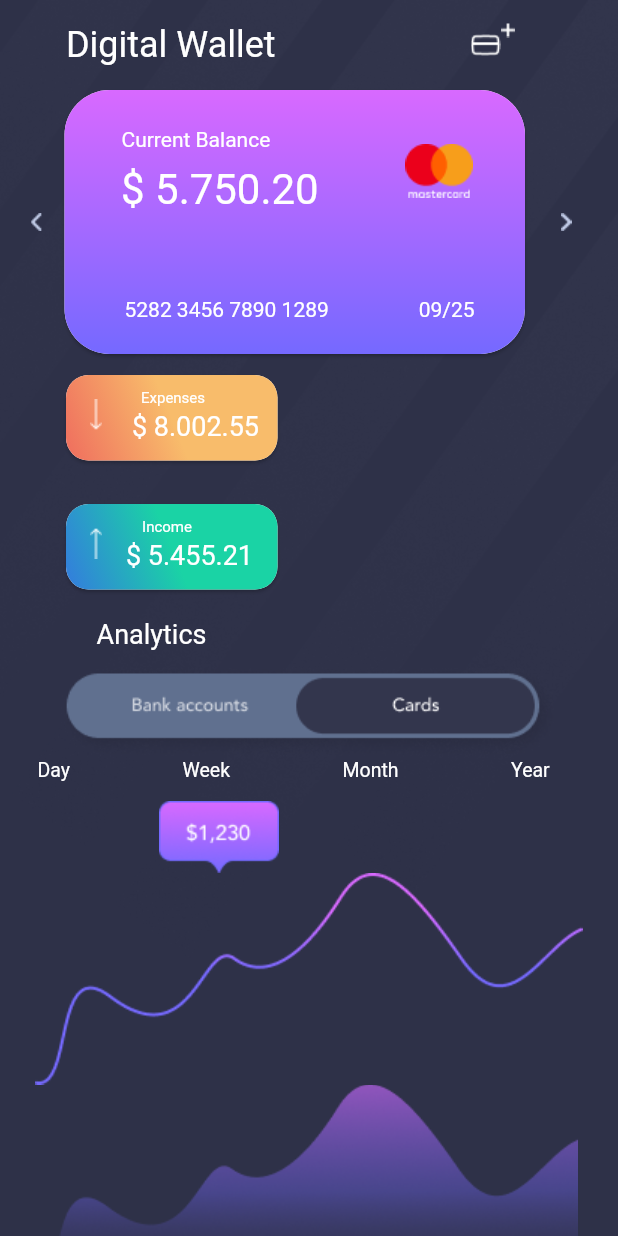
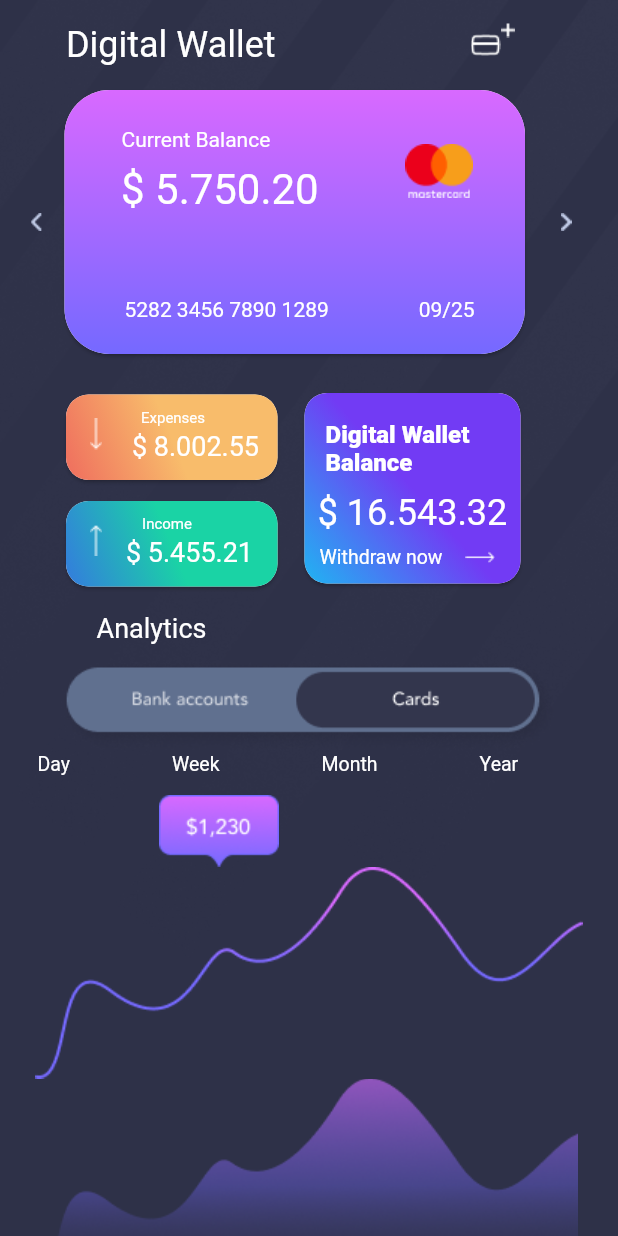
Before and after one commit to Giselz/interwise, a Flutter app: the screen it shows after launch, on a phone screen of 412 x 824 dp. Run offline on Flutter 3.47's test engine with Material 2 defaults, Android fonts, the phone set to English and light mode, and no system bars.

Commit message:
Reaproveitamento do codigo da seçao Analytics da page Digital Wallet

```diff
--- a/lib/pages/digital_wallet.dart
+++ b/lib/pages/digital_wallet.dart
@@ -1,6 +1,9 @@
 import 'package:flutter/material.dart';
+import 'package:interwise/pages/widgets/digital_wallet_widgets/card_digital_wallet_balance.dart';
 import 'package:interwise/pages/widgets/digital_wallet_widgets/cards_income_expenses.dart';
 import 'package:interwise/pages/widgets/digital_wallet_widgets/cards_digital_wallet.dart';
+import 'package:interwise/pages/widgets/digital_wallet_widgets/section_timeline_analytics.dart';
+import 'package:interwise/pages/widgets/digital_wallet_widgets/section_month_analytics.dart';
 
 class PageDigitalWallet extends StatelessWidget {
   const PageDigitalWallet({Key? key}) : super(key: key);
@@ -106,6 +109,7 @@ class PageDigitalWallet extends StatelessWidget {
                                   ]),
                             ],
                           ),
+                          const CardBalanceDigitalWallet()
                         ],
                       ),
                       Column(children: [
@@ -117,39 +121,11 @@ class PageDigitalWallet extends StatelessWidget {
                         ),
                         Image.asset('assets/account_card_slider.png'),
                         Row(
-                          children: const [
-                            Padding(
-                              padding: EdgeInsets.only(
-                                  left: 25.0, right: 75.0, bottom: 13.0),
-                              child: Text('Day',
-                                  style: TextStyle(
-                                      color: Color(0xFFFFFFFF),
-                                      fontSize: 13.0)),
-                            ),
-                            Padding(
-                              padding:
-                                  EdgeInsets.only(right: 75.0, bottom: 13.0),
-                              child: Text('Week',
-                                  style: TextStyle(
-                                      color: Color(0xFFFFFFFF),
-                                      fontSize: 13.0)),
-                            ),
-                            Padding(
-                              padding:
-                                  EdgeInsets.only(right: 75.0, bottom: 13.0),
-                              child: Text('Month',
-                                  style: TextStyle(
-                                      color: Color(0xFFFFFFFF),
-                                      fontSize: 13.0)),
-                            ),
-                            Padding(
-                              padding:
-                                  EdgeInsets.only(right: 20.0, bottom: 13.0),
-                              child: Text('Year',
-                                  style: TextStyle(
-                                      color: Color(0xFFFFFFFF),
-                                      fontSize: 13.0)),
-                            ),
+                          children: [
+                            SectionTimelineAnalytics(title: 'Day'),
+                            SectionTimelineAnalytics(title: 'Week'),
+                            SectionTimelineAnalytics(title: 'Month'),
+                            SectionTimelineAnalytics(title: 'Year'),
                           ],
                         ),
                         Column(
@@ -166,8 +142,8 @@ class PageDigitalWallet extends StatelessWidget {
                         Padding(
                           padding: const EdgeInsets.only(bottom: 14.0),
                           child: Row(
-                            children: const [
-                              Padding(
+                            children: [
+                              const Padding(
                                 padding:
                                     EdgeInsets.only(left: 20.0, bottom: 20.0),
                                 child: Image(
@@ -177,40 +153,12 @@ class PageDigitalWallet extends StatelessWidget {
                                   color: Color(0xFF60708F),
                                 ),
                               ),
-                              Padding(
-                                padding:
-                                    EdgeInsets.only(left: 40.0, right: 35.0),
-                                child: Text('Apr',
-                                    style: TextStyle(
-                                        color: Color(0xFF60708F),
-                                        fontSize: 14.0)),
-                              ),
-                              Padding(
-                                padding: EdgeInsets.only(right: 35.0),
-                                child: Text('May',
-                                    style: TextStyle(
-                                        color: Color(0xFF82F080),
-                                        fontSize: 13.0)),
-                              ),
-                              Padding(
-                                padding: EdgeInsets.only(right: 35.0),
-                                child: Text('Jun',
-                                    style: TextStyle(
-                                        color: Color(0xFF60708F),
-                                        fontSize: 14.0)),
-                              ),
-                              Padding(
-                                padding: EdgeInsets.only(right: 35.0),
-                                child: Text('Jul',
-                                    style: TextStyle(
-                                        color: Color(0xFF60708F),
-                                        fontSize: 14.0)),
-                              ),
-                              Text('Aug',
-                                  style: TextStyle(
-                                      color: Color(0xFF60708F),
-                                      fontSize: 14.0)),
-                              Padding(
+                              SectionMonthAnalytics(title: 'Apr', color: const Color(0xFF60708F)),
+                              SectionMonthAnalytics(title: 'May', color: const Color(0xFF82F080)),
+                              SectionMonthAnalytics(title: 'Jun', color: const Color(0xFF60708F)),
+                              SectionMonthAnalytics(title: 'Jul', color: const Color(0xFF60708F)),
+                              SectionMonthAnalytics(title: 'Aug', color: const Color(0xFF60708F)),
+                              const Padding(
                                 padding:
                                     EdgeInsets.only(left: 20.0, bottom: 20.0),
                                 child: Image(
--- a/lib/pages/widgets/digital_wallet_widgets/card_digital_wallet_balance.dart
+++ b/lib/pages/widgets/digital_wallet_widgets/card_digital_wallet_balance.dart
@@ -1,12 +1,12 @@
 import 'package:flutter/material.dart';
 
 class CardBalanceDigitalWallet extends StatelessWidget {
-  const CardBalanceDigitalWallet ({ Key? key }) : super(key: key);
+  const CardBalanceDigitalWallet({Key? key}) : super(key: key);
 
   @override
   Widget build(BuildContext context) {
     return Padding(
-                            padding: const EdgeInsets.only(top: 10.0, right: 5.0, bottom: 15.0),
+      padding: const EdgeInsets.only(top: 18.0, right: 5.0, bottom: 15.0),
       child: SizedBox(
         width: 152.0,
         height: 135.0,
@@ -23,27 +23,34 @@ class CardBalanceDigitalWallet extends StatelessWidget {
                   stops: [0.001, 1.0],
                   colors: [Color(0xFF20B4F2), Color(0xFF723BF4)],
                 ),
-                                      borderRadius: BorderRadius.circular(15.0)
-                                    ),
+                borderRadius: BorderRadius.circular(15.0)),
             child: Column(
               children: [
                 const Padding(
-                                          padding: EdgeInsets.only(top: 20.0, bottom: 10.0, right: 20.0),
+                  padding:
+                      EdgeInsets.only(top: 18.0, bottom: 10.0, right: 20.0),
                   child: Text('Digital Wallet\nBalance',
-                                            style: TextStyle(color: Color(0xFFFFFFFF), fontSize: 16.0, fontWeight: FontWeight.w800)),
+                      style: TextStyle(
+                          color: Color(0xFFFFFFFF),
+                          fontSize: 16.0,
+                          fontWeight: FontWeight.w800)),
                 ),
                 const Text('\$ 16.543.32',
                     style: TextStyle(color: Color(0xFFFFFFFF), fontSize: 24.0)),
                 Row(
                   children: [
                     const Padding(
-                                                padding: EdgeInsets.only(top: 8.0, left: 10.0, bottom: 8.0, right: 5.0),
+                      padding: EdgeInsets.only(
+                          top: 8.0, left: 10.0, bottom: 8.0, right: 5.0),
                       child: Text('Withdraw now',
-                                                  style: TextStyle(color: Color(0xFFFFFFFF), fontSize: 13.0)),
+                          style: TextStyle(
+                              color: Color(0xFFFFFFFF), fontSize: 13.0)),
                     ),
                     Padding(
-                                              padding: const EdgeInsets.only(top: 8.0, left: 10.0, bottom: 8.0, right: 10.0),
-                                                child: Image.asset('assets/right_arrow_digital_wallet.png',
+                      padding: const EdgeInsets.only(
+                          top: 8.0, left: 10.0, bottom: 8.0, right: 10.0),
+                      child: Image.asset(
+                        'assets/right_arrow_digital_wallet.png',
                         width: 20.0,
                       ),
                     ),
--- a/lib/pages/widgets/digital_wallet_widgets/card_income.dart
+++ /dev/null
@@ -1,58 +0,0 @@
-import 'package:flutter/material.dart';
-
-class CardIncomeDigitalWallet extends StatelessWidget {
-  const CardIncomeDigitalWallet({ Key? key }) : super(key: key);
-
-  @override
-  Widget build(BuildContext context) {
-    return Padding(
-                            padding: const EdgeInsets.only(top: 10.0, left: 40.0, right: 10.0),
-                            child: SizedBox(
-                              width: 149.0,
-                              height: 65.0,
-                              child: Card(
-                                shape: RoundedRectangleBorder(
-                                  borderRadius: BorderRadius.circular(15.0),
-                                  ),
-                                  child: Container(
-                                    decoration: BoxDecoration(
-                                      shape: BoxShape.rectangle,
-                                      gradient: const LinearGradient(
-                                        begin: Alignment.bottomLeft,
-                                        end: Alignment.center,
-                                        stops: [0.001, 1.0],
-                                        colors: [Color(0xFF347BDE), Color(0xFF1AD3A5)],
-                                      ),
-                                      borderRadius: BorderRadius.circular(15.0)
-                                    ),
-                                    child: Column(
-                                      children: [
-                                        Row(
-                                          children: [
-                                            Padding(
-                                              padding: const EdgeInsets.only(left: 10.0, bottom: 2.0, right: 10.0),
-                                              child: Image.asset('assets/up_arrow.png',
-                                                width: 20.0,
-                                                ),
-                                            ),
-                                            Column(
-                                              children: const [
-                                                Padding(
-                                                  padding: EdgeInsets.only(left: 10.0, bottom: 2.0, right: 40.0),
-                                                  child: Text('Income',
-                                                    style: TextStyle(color: Color(0xFFFFFFFF), fontSize: 10.0)),
-                                                ),
-                                                Text('\$ 5.455.21',
-                                                  style: TextStyle(color: Color(0xFFFFFFFF), fontSize: 18.0)),
-                                          ],
-                                        )
-                                          ],
-                                        )
-                                      ],
-                                    ),
-                                  ),
-                              ),
-                            ),
-                          );
-  }
-}
--- a/lib/pages/widgets/digital_wallet_widgets/cards_income_expenses.dart
+++ b/lib/pages/widgets/digital_wallet_widgets/cards_income_expenses.dart
@@ -1,7 +1,12 @@
 import 'package:flutter/material.dart';
 
 class CardsIncomeExpensesDigitalWallet extends StatelessWidget {
-  CardsIncomeExpensesDigitalWallet({ required this.title , required this.valeu , required this.icon , required this.color ,});
+  CardsIncomeExpensesDigitalWallet({
+    required this.title,
+    required this.valeu,
+    required this.icon,
+    required this.color,
+  });
 
   String title;
   String valeu;
@@ -11,7 +16,8 @@ List<Color> color;
   @override
   Widget build(BuildContext context) {
     return Padding(
-                            padding: const EdgeInsets.only(top: 6.0, left: 40.0, right: 10.0, bottom: 15.0),
+      padding: const EdgeInsets.only(
+          top: 6.0, left: 40.0, right: 10.0),
       child: SizedBox(
         width: 149.0,
         height: 65.0,
@@ -25,30 +31,34 @@ List<Color> color;
                 gradient: LinearGradient(
                   begin: Alignment.bottomLeft,
                   end: Alignment.center,
-                                        stops: [0.001, 1.0],
+                  stops: const [0.001, 1.0],
                   colors: color,
                 ),
-                                      borderRadius: BorderRadius.circular(15.0)
-                                    ),
+                borderRadius: BorderRadius.circular(15.0)),
             child: Column(
               children: [
                 Row(
                   children: [
                     Padding(
-                                              padding: const EdgeInsets.only(left: 10.0, bottom: 2.0, right: 10.0),
-                                              child: Image.asset(icon,
+                      padding: const EdgeInsets.only(
+                          left: 10.0, bottom: 2.0, right: 10.0),
+                      child: Image.asset(
+                        icon,
                         width: 20.0,
                       ),
                     ),
                     Column(
                       children: [
                         Padding(
-                                                  padding: EdgeInsets.only(left: 10.0, bottom: 2.0, right: 40.0),
+                          padding: const EdgeInsets.only(
+                              left: 10.0, bottom: 2.0, right: 40.0),
                           child: Text(title,
-                                                    style: TextStyle(color: Color(0xFFFFFFFF), fontSize: 10.0)),
+                              style: const TextStyle(
+                                  color: Color(0xFFFFFFFF), fontSize: 10.0)),
                         ),
                         Text(valeu,
-                                                  style: TextStyle(color: Color(0xFFFFFFFF), fontSize: 18.0)),
+                            style: const TextStyle(
+                                color: Color(0xFFFFFFFF), fontSize: 18.0)),
                       ],
                     ),
                   ],
--- /dev/null
+++ b/lib/pages/widgets/digital_wallet_widgets/section_month_analytics.dart
@@ -0,0 +1,17 @@
+import 'package:flutter/material.dart';
+
+class SectionMonthAnalytics extends StatelessWidget {
+  SectionMonthAnalytics({required this.title, required this.color});
+
+String title;
+Color color;
+
+  @override
+  Widget build(BuildContext context) {
+    return Padding(
+      padding: const EdgeInsets.only(left: 16.0, right: 25.0),
+      child: Text(title,
+          style: TextStyle(color: color, fontSize: 14.0)),
+    );
+  }
+}
--- /dev/null
+++ b/lib/pages/widgets/digital_wallet_widgets/section_timeline_analytics.dart
@@ -0,0 +1,16 @@
+import 'package:flutter/material.dart';
+
+class SectionTimelineAnalytics extends StatelessWidget {
+  SectionTimelineAnalytics({required this.title});
+
+String title;
+
+  @override
+  Widget build(BuildContext context) {
+    return Padding(
+      padding: const EdgeInsets.only(left: 25.0, right: 43.0, bottom: 13.0),
+      child: Text(title,
+          style: const TextStyle(color: Color(0xFFFFFFFF), fontSize: 13.0)),
+    );
+  }
+}
```
Lines whose indentation alone changed are shown as unchanged.
